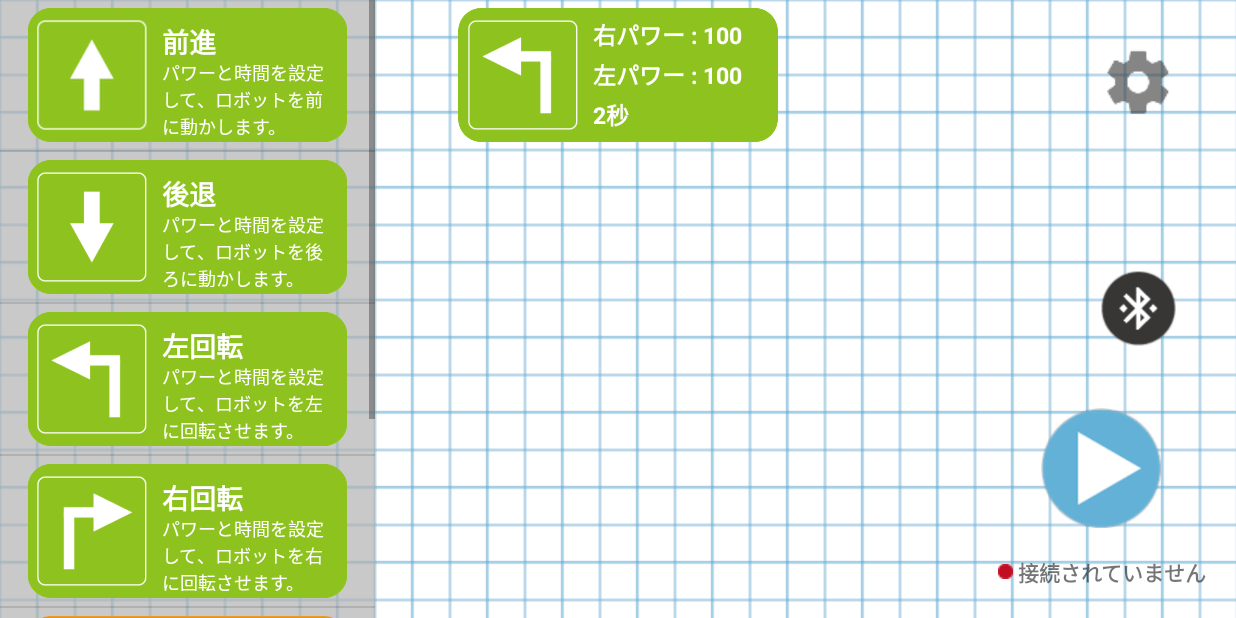
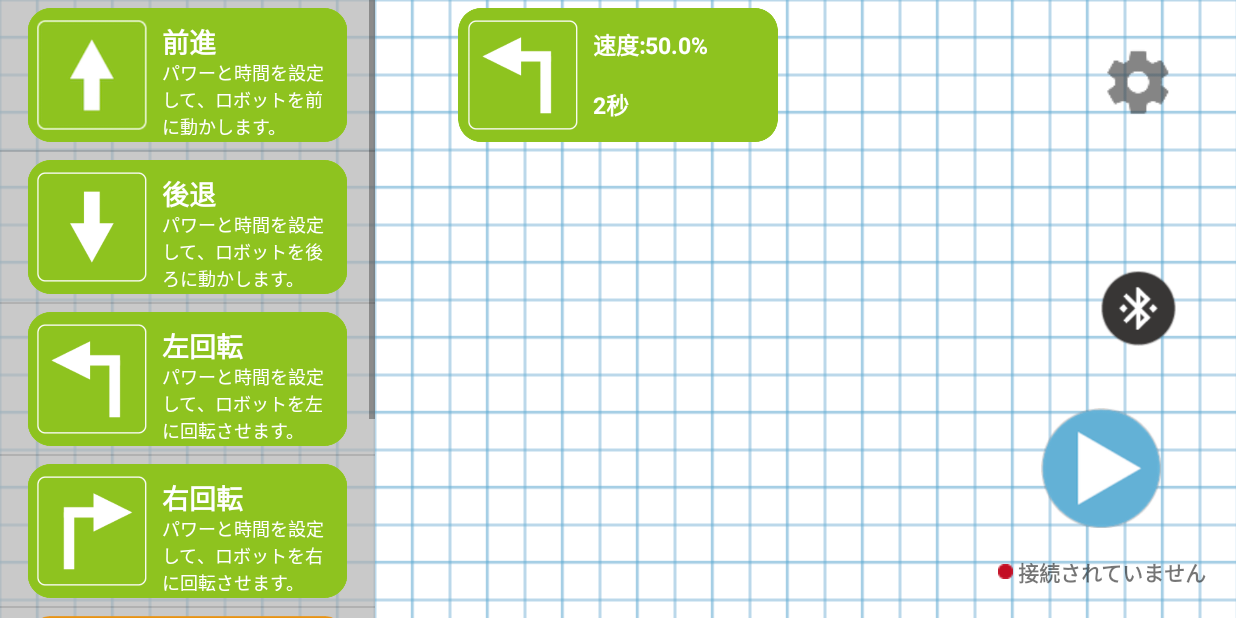
Before and after one commit to t-robop/00-Atlas-ac, an Android app: the screen it shows after launch (MainActivity), after a tap on "左回転", on a phone screen of 824 x 412 dp (held sideways). Run offline under Robolectric (Android 15) with nearby library versions, the phone set to English and light mode, and no system bars; libraries missing offline, so code that uses them is left out: io.realm, me.aflak.bluetooth; 8 statements that could not run were skipped.

```diff
--- a/app/src/main/java/com/robop/scriptrobotcontroller/ItemDataModel.java
+++ b/app/src/main/java/com/robop/scriptrobotcontroller/ItemDataModel.java
@@ -9,7 +9,7 @@ public class ItemDataModel extends RealmObject implements Serializable {
     // globalConfとseekBarの倍率を掛けた値
     private int rightRerativeSpeed;
     private int leftRerativeSpeed;
-    private float seekBarRate;
+    private float seekBarRate = 0.5f;
     private int time;
     private int orderId;
     private int blockState;
@@ -57,22 +57,27 @@ public class ItemDataModel extends RealmObject implements Serializable {
     }
 
     void setRightRerativeSpeed(int rightRerativeSpeed){
-        if (rightRerativeSpeed > 255) {
-            this.rightRerativeSpeed = 255;
+        if (rightRerativeSpeed > 100) {
+            this.rightRerativeSpeed = 100;
         } else if (rightRerativeSpeed < 0) {
             this.rightRerativeSpeed = 0;
         }
         this.rightRerativeSpeed = rightRerativeSpeed;
     }
     void setLeftRerativeSpeed(int leftRerativeSpeed){
-        if (leftRerativeSpeed > 255) {
-            this.leftRerativeSpeed = 255;
+        if (leftRerativeSpeed > 100) {
+            this.leftRerativeSpeed = 100;
         } else if (leftRerativeSpeed < 0) {
             this.leftRerativeSpeed = 0;
         }
         this.leftRerativeSpeed = leftRerativeSpeed;
     }
     public void setSeekBarRate(float seekBarRate) {
+        if (seekBarRate > 1) {
+            this.seekBarRate = 1;
+        }else if (seekBarRate < 0 ){
+            this.seekBarRate = 0;
+        }
         this.seekBarRate = seekBarRate;
     }
     void setTime(int time){
--- a/app/src/main/java/com/robop/scriptrobotcontroller/MainActivity.java
+++ b/app/src/main/java/com/robop/scriptrobotcontroller/MainActivity.java
@@ -58,6 +58,10 @@ public class MainActivity extends AppCompatActivity implements View.OnClickListe
     private int DEFAULT_R_WHEEL_L = 100;
     private int DEFAULT_L_WHEEL_R = 100;
     private int DEFAULT_L_WHEEL_L = 100;
+
+    private float DEFAULT_POWER = 0.5f;
+
+    SharedPreferences preferences;
 
     @Override
     protected void onCreate(Bundle savedInstanceState) {
@@ -152,16 +156,16 @@ public class MainActivity extends AppCompatActivity implements View.OnClickListe
                 int orderId = i + 1;
                 switch (orderId) {
                     case 1: //前進
-                        mAdapter.addItem(new ItemDataModel(orderId, DEFAULT_FRONT_WHEEL_R, DEFAULT_FRONT_WHEEL_L, DEFAULT_TIME, DEFAULT_BLOCK_STATE, 1));
+                        mAdapter.addItem(new ItemDataModel(orderId, DEFAULT_FRONT_WHEEL_R, DEFAULT_FRONT_WHEEL_L, DEFAULT_TIME, DEFAULT_BLOCK_STATE, DEFAULT_POWER));
                         break;
                     case 2: //後退
-                        mAdapter.addItem(new ItemDataModel(orderId, DEFAULT_BACK_WHEEL_R, DEFAULT_BACK_WHEEL_L, DEFAULT_TIME, DEFAULT_BLOCK_STATE,1));
+                        mAdapter.addItem(new ItemDataModel(orderId, DEFAULT_BACK_WHEEL_R, DEFAULT_BACK_WHEEL_L, DEFAULT_TIME, DEFAULT_BLOCK_STATE,DEFAULT_POWER));
                         break;
                     case 3: //左回転
-                        mAdapter.addItem(new ItemDataModel(orderId, DEFAULT_L_WHEEL_R, DEFAULT_L_WHEEL_L, DEFAULT_TIME, DEFAULT_BLOCK_STATE, 1));
+                        mAdapter.addItem(new ItemDataModel(orderId, DEFAULT_L_WHEEL_R, DEFAULT_L_WHEEL_L, DEFAULT_TIME, DEFAULT_BLOCK_STATE, DEFAULT_POWER));
                         break;
                     case 4: //右回転
-                        mAdapter.addItem(new ItemDataModel(orderId, DEFAULT_R_WHEEL_R, DEFAULT_R_WHEEL_L, DEFAULT_TIME, DEFAULT_BLOCK_STATE, 1));
+                        mAdapter.addItem(new ItemDataModel(orderId, DEFAULT_R_WHEEL_R, DEFAULT_R_WHEEL_L, DEFAULT_TIME, DEFAULT_BLOCK_STATE, DEFAULT_POWER));
                         break;
                     case 5: //ループスタート
                         mAdapter.addItem(new ItemDataModel(orderId, 1, 2));
@@ -196,16 +200,16 @@ public class MainActivity extends AppCompatActivity implements View.OnClickListe
     public void onResume() {
         super.onResume();
 
-        SharedPreferences preferences = getSharedPreferences("globalSetting", MODE_PRIVATE);
+        preferences = getSharedPreferences("globalSetting", MODE_PRIVATE);
 
-        DEFAULT_FRONT_WHEEL_R = preferences.getInt("frontWheelRight", 100);
-        DEFAULT_FRONT_WHEEL_L = preferences.getInt("frontWheelLeft", 100);
-        DEFAULT_BACK_WHEEL_R = preferences.getInt("backWheelRight", 100);
-        DEFAULT_BACK_WHEEL_L = preferences.getInt("backWheelLeft", 100);
-        DEFAULT_R_WHEEL_R = preferences.getInt("rightWheelRight", 100);
-        DEFAULT_R_WHEEL_L = preferences.getInt("rightWheelLeft", 100);
-        DEFAULT_L_WHEEL_R = preferences.getInt("leftWheelRight", 100);
-        DEFAULT_L_WHEEL_L = preferences.getInt("leftWheelLeft", 100);
+//        DEFAULT_FRONT_WHEEL_R = preferences.getInt("frontWheelRight", 100);
+//        DEFAULT_FRONT_WHEEL_L = preferences.getInt("frontWheelLeft", 100);
+//        DEFAULT_BACK_WHEEL_R = preferences.getInt("backWheelRight", 100);
+//        DEFAULT_BACK_WHEEL_L = preferences.getInt("backWheelLeft", 100);
+//        DEFAULT_R_WHEEL_R = preferences.getInt("rightWheelRight", 100);
+//        DEFAULT_R_WHEEL_L = preferences.getInt("rightWheelLeft", 100);
+//        DEFAULT_L_WHEEL_R = preferences.getInt("leftWheelRight", 100);
+//        DEFAULT_L_WHEEL_L = preferences.getInt("leftWheelLeft", 100);
     }
 
     @Override
@@ -375,14 +379,20 @@ public class MainActivity extends AppCompatActivity implements View.OnClickListe
 
     @SuppressLint("DefaultLocale")
     private String singleBT(ArrayList<ItemDataModel> dataArray) {
+        int right = preferences.getInt("frontWheelRight", 50);
+        int left = preferences.getInt("frontWheelLeft", 50);
+
+
         StringBuilder sendText = new StringBuilder();
 
         //OrderId、Time、Speedの文字列を連結
         for (int i = 0; i < dataArray.size(); i++) {
             sendText.append(dataArray.get(i).getOrderId());
             sendText.append(String.format("%02d", dataArray.get(i).getTime()));
-            sendText.append(String.format("%03d", dataArray.get(i).getRightRerativeSpeed()));
-            sendText.append(String.format("%03d", dataArray.get(i).getLeftRerativeSpeed()));
+            int convertRight = (int) (dataArray.get(i).getSeekBarRate() * right);
+            int convertLeft = (int) (dataArray.get(i).getSeekBarRate() * left);
+            sendText.append(String.format("%03d",convertRight));
+            sendText.append(String.format("%03d", convertLeft));
         }
         sendText.append('\0');  //1命令分の終端文字
 
@@ -390,14 +400,20 @@ public class MainActivity extends AppCompatActivity implements View.OnClickListe
     }
 
     private String[] multiBT(ArrayList<ItemDataModel> dataArray) {
+        int right = preferences.getInt("frontWheelRight", 50);
+        int left = preferences.getInt("frontWheelLeft", 50);
+
         int arrayNum = dataArray.size() / 6 + 1;
         String[] strings = new String[arrayNum];
         StringBuilder tmpText = new StringBuilder();
         for (int i = 1; i <= dataArray.size(); i++) {
             tmpText.append(dataArray.get(i - 1).getOrderId());
             tmpText.append(String.format("%02d", dataArray.get(i - 1).getTime()));
-            tmpText.append(String.format("%03d", dataArray.get(i - 1).getRightRerativeSpeed()));
-            tmpText.append(String.format("%03d", dataArray.get(i - 1).getLeftRerativeSpeed()));
+
+            int convertRight = (int) (dataArray.get(i).getSeekBarRate() * right);
+            int convertLeft = (int) (dataArray.get(i).getSeekBarRate() * left);
+            tmpText.append(String.format("%03d",convertRight));
+            tmpText.append(String.format("%03d",convertLeft));
 
             if (i % 6 == 0) {
                 tmpText.append('\0');  //1命令分の終端文字
--- a/app/src/main/java/com/robop/scriptrobotcontroller/RecyclerAdapter.java
+++ b/app/src/main/java/com/robop/scriptrobotcontroller/RecyclerAdapter.java
@@ -35,7 +35,7 @@ public class RecyclerAdapter extends RecyclerView.Adapter<RecyclerAdapter.ViewHo
             super(view);
             this.linearLayout = view.findViewById(R.id.item_frame);
             this.speedRight = view.findViewById(R.id.text_speed_right);
-            this.speedLeft = view.findViewById(R.id.text_speed_left);
+            //this.speedLeft = view.findViewById(R.id.text_speed_left);
             this.time = view.findViewById(R.id.text_time);
             this.image = view.findViewById(R.id.direction_item_image);
 
@@ -117,8 +117,8 @@ public class RecyclerAdapter extends RecyclerView.Adapter<RecyclerAdapter.ViewHo
             }
         }else {
 
-            holder.speedRight.setText("右パワー : " + ItemDataArray.get(position).getRightRerativeSpeed());
-            holder.speedLeft.setText("左パワー : " + ItemDataArray.get(position).getLeftRerativeSpeed());
+            holder.speedRight.setText("速度:" + ItemDataArray.get(position).getSeekBarRate()*100 +"%");
+            //holder.speedLeft.setText("左パワー : " + ItemDataArray.get(position).getLeftRerativeSpeed());
             holder.time.setText(ItemDataArray.get(position).getTime() + "秒");
 
             holder.linearLayout.setOnClickListener(new View.OnClickListener(){
--- a/app/src/main/res/layout/list_item.xml
+++ b/app/src/main/res/layout/list_item.xml
@@ -94,22 +94,10 @@
                     android:layout_weight="1"
                     android:gravity="center_vertical"
                     android:lines="1"
-                    android:text="右パワー : "
                     android:textColor="#ffffff"
                     android:textSize="15sp"
                     android:textStyle="bold" />
 
-                <TextView
-                    android:id="@+id/text_speed_left"
-                    android:layout_width="match_parent"
-                    android:layout_height="match_parent"
-                    android:layout_weight="1"
-                    android:gravity="center_vertical"
-                    android:lines="1"
-                    android:text="左パワー : "
-                    android:textColor="#ffffff"
-                    android:textSize="15sp"
-                    android:textStyle="bold" />
 
                 <TextView
                     android:id="@+id/text_time"
```
Also changed, not shown: app/src/main/java/com/robop/scriptrobotcontroller/EditParamDialog.java (+19 -16 lines), app/src/main/java/com/robop/scriptrobotcontroller/GlobalSettingActivity.java (+8 -8 lines).
